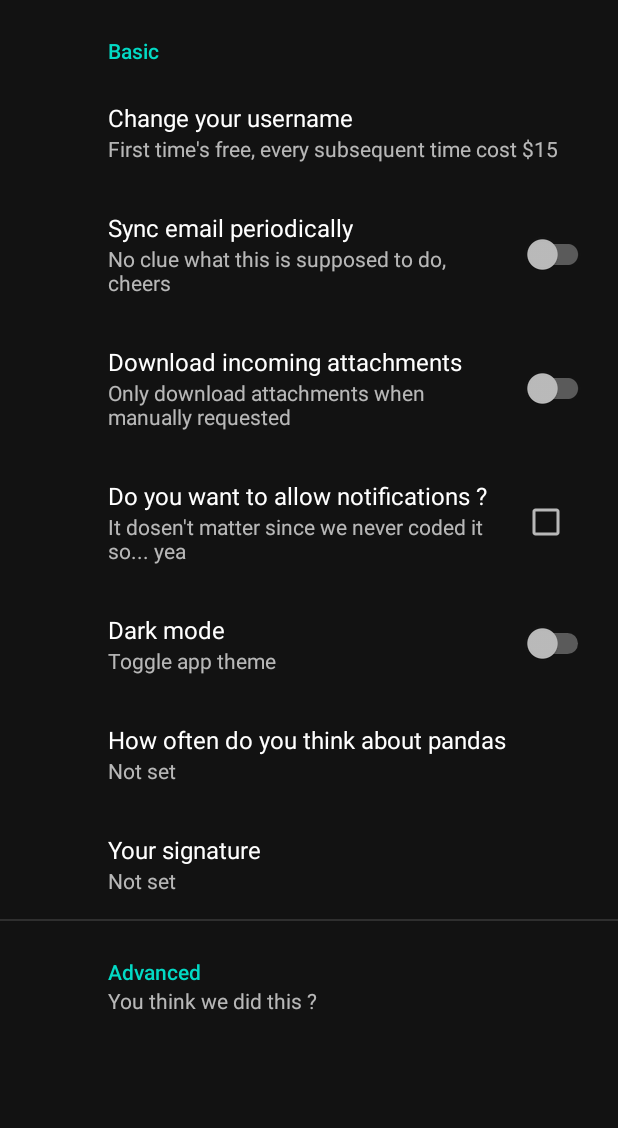
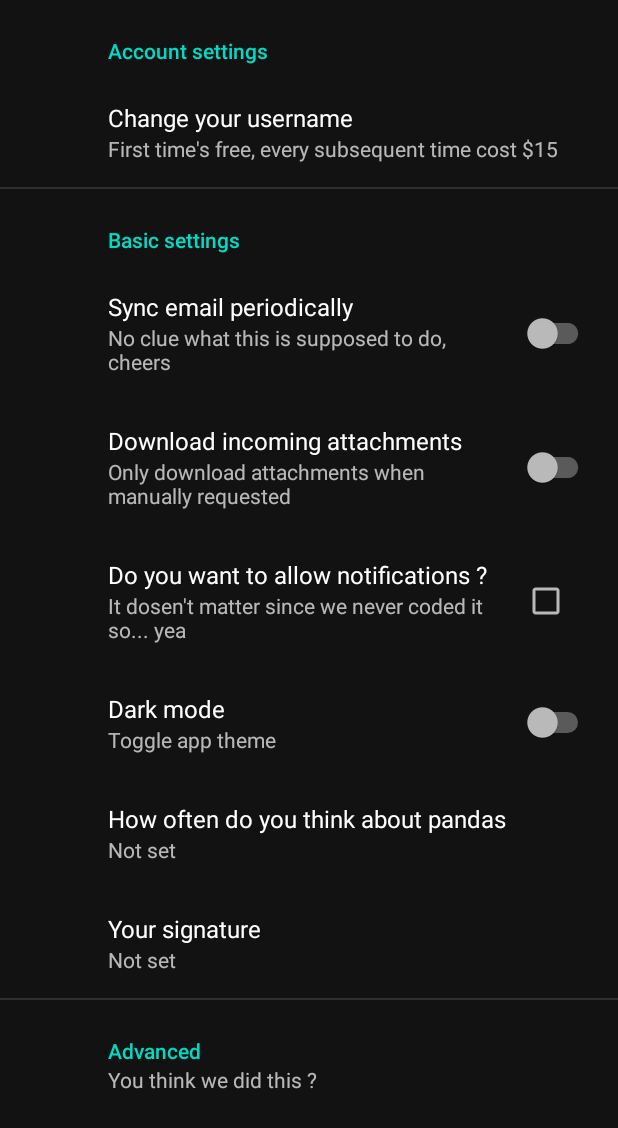
Before and after one commit to SeanEvanss/LiveAndroidApp, an Android app: the MainActivity screen opened directly, with no data from a screen before it, in the options menu, after a tap on "Settings", on a phone screen of 412 x 824 dp. Shown: the top 1128 px of the screen. Run offline under Robolectric (Android 15) with nearby library versions, the phone set to English and light mode, and no system bars; our stand-ins replace Firebase (no records; nobody signed in at launch, a user with empty details on screens opened directly), androidx.preference.

Commit message:
Updated settings fragment and added sharedPreference functionality

```diff
--- a/app/build.gradle
+++ b/app/build.gradle
@@ -30,10 +30,14 @@ android {
 apply plugin: 'com.android.application'
 apply plugin: 'com.google.gms.google-services'
 
+
 dependencies {
+    def fragment_version = "1.3.5"
+
 
     implementation 'androidx.legacy:legacy-support-v4:1.0.0'
-    def fragment_version = "1.3.5"
+
+    implementation "androidx.core:core:1.6.0"
 
     // Import the BoM for the Firebase platform
     implementation platform('com.google.firebase:firebase-bom:28.2.1')
--- a/app/src/main/java/com/example/tiktokliveapp/LoginActivity.java
+++ b/app/src/main/java/com/example/tiktokliveapp/LoginActivity.java
@@ -120,8 +120,11 @@ public class LoginActivity extends AppCompatActivity {
            public void onComplete(@NonNull Task<AuthResult> task) {
                if(task.isSuccessful()){
                    FirebaseUser user= mAuth.getCurrentUser();
+                   Log.i(TAG, "onComplete: login "+ user.getEmail());
+                   Log.i(TAG, "onComplete: login "+ user.getDisplayName());
                    //add new intent
-                   startActivity(new Intent(LoginActivity.this, MainActivity.class).putExtra("authUser",user));
+                   Intent mIntent= new Intent(LoginActivity.this, MainActivity.class);
+                   startActivity(mIntent);
                }
                else{
                    Toast.makeText(LoginActivity.this, "Incorrect email or password, please try again", Toast.LENGTH_LONG).show();
@@ -150,6 +153,7 @@ public class LoginActivity extends AppCompatActivity {
 
     @Override
     protected void onStop() {
+
         super.onStop();
     }
 
--- a/app/src/main/java/com/example/tiktokliveapp/MainActivity.java
+++ b/app/src/main/java/com/example/tiktokliveapp/MainActivity.java
@@ -26,41 +26,42 @@ import com.google.firebase.auth.FirebaseUser;
 
 public class MainActivity extends AppCompatActivity {
 
+
+    //Remeber that we can call FirebaseAuth anywhere because it's a singleton class (i.e there can only be one instance shared throughout the entire application)
+
     private static final String TAG = "debug";
     Boolean nightMode;
     private FirebaseUser currentUser;
-    SharedPreferences sharedPreferences;
-    SharedPreferences.Editor sharedPrefEditor;
+
+    //Might wanna consider not having 2 sharedPrefences and just using the default since we have a settings fragment and handles that
+    SharedPreferences userSharedPreferences;
+    SharedPreferences.Editor userSharedPrefEditor;
+
+    SharedPreferences defaultSharedPreferences;
 
     @Override
     protected void onCreate(Bundle savedInstanceState) {
         super.onCreate(savedInstanceState);
         setContentView(R.layout.activity_main);
 
-        sharedPreferences = getSharedPreferences("Settings", Context.MODE_PRIVATE);
-        sharedPrefEditor= sharedPreferences.edit();
+        userSharedPreferences = getSharedPreferences("Settings", Context.MODE_PRIVATE);
+        userSharedPrefEditor= userSharedPreferences.edit();
 
         Toolbar myToolBar= (androidx.appcompat.widget.Toolbar)findViewById(R.id.my_toolbar);
         setSupportActionBar(myToolBar);
         getSupportActionBar().setDisplayShowTitleEnabled(false);
 
+        //We can place this in a function
+        defaultSharedPreferences= PreferenceManager.getDefaultSharedPreferences(this);
         TextView welcome_text =findViewById(R.id.welcome_user);
-        welcome_text.setText("Welcome "+ getString(R.string.user_name));
-        /*
-        if(savedInstanceState== null){
-            Bundle extra= getIntent().getExtras();
-            if(extra==null){
-                currentUser=null;
-                Log.d(TAG, "onCreate: auth not recieved, major issue");
-            }
-            else{
-                currentUser= (FirebaseUser) extra.getSerializable("authUser");
-            }
-        }
-        else {
-            currentUser= (FirebaseUser) savedInstanceState.getSerializable("authUser");
-        }
-        */
+        welcome_text.setText("Welcome "+ defaultSharedPreferences.getString("editUserName","user"));
+
+
+
+        currentUser= FirebaseAuth.getInstance().getCurrentUser();
+        Log.i(TAG, "onCreate: MainActivity "+ currentUser.getEmail());
+
+
 
         Button go_live= findViewById(R.id.start_live);
         go_live.setOnClickListener(new View.OnClickListener() {
@@ -80,6 +81,18 @@ public class MainActivity extends AppCompatActivity {
     }
 
     @Override
+    protected void onResume() {
+        super.onResume();
+
+        defaultSharedPreferences= PreferenceManager.getDefaultSharedPreferences(this);
+        TextView welcome_text =findViewById(R.id.welcome_user);
+        welcome_text.setText("Welcome "+ defaultSharedPreferences.getString("editUserName","user"));
+
+    }
+
+    //The next 2 functions are for the menu bar ( the 3 dots near the top)
+
+    @Override
     public boolean onCreateOptionsMenu(Menu menu) {
         getMenuInflater().inflate(R.menu.menu, menu);
         return super.onCreateOptionsMenu(menu);
@@ -94,6 +107,8 @@ public class MainActivity extends AppCompatActivity {
         return super.onOptionsItemSelected(item);
     }
 
+    //we override the default backbutton functionality by having an alerDialog prompt the user to confirm if they wish to log out.
+    //We also called the FirebaseAuth signout function.
     @Override
     public void onBackPressed() {
         new AlertDialog.Builder(this)
@@ -104,9 +119,9 @@ public class MainActivity extends AppCompatActivity {
                     @Override
                     public void onClick(DialogInterface dialogInterface, int i) {
                         //Reset the saved username and password since they're signing out
-                        sharedPrefEditor.putString("saved_username", "");
-                        sharedPrefEditor.putString("saved_password", "");
-                        sharedPrefEditor.apply();
+                        userSharedPrefEditor.putString("saved_username", "");
+                        userSharedPrefEditor.putString("saved_password", "");
+                        userSharedPrefEditor.apply();
 
                         FirebaseAuth.getInstance().signOut();
                         MainActivity.super.onBackPressed();
--- a/app/src/main/java/com/example/tiktokliveapp/SettingsFragment.java
+++ b/app/src/main/java/com/example/tiktokliveapp/SettingsFragment.java
@@ -8,15 +8,20 @@ import androidx.appcompat.app.AppCompatDelegate;
 import androidx.preference.PreferenceFragmentCompat;
 import androidx.preference.PreferenceManager;
 
+import com.google.firebase.auth.FirebaseAuth;
+import com.google.firebase.auth.FirebaseUser;
+
 public class SettingsFragment extends PreferenceFragmentCompat {
 
     private static String TAG= "debug";
     private SharedPreferences prefs;
+    private FirebaseUser currentUser;
 
     SharedPreferences.OnSharedPreferenceChangeListener listener = new SharedPreferences.OnSharedPreferenceChangeListener() {
         @Override
         public void onSharedPreferenceChanged(SharedPreferences sharedPreferences, String key) {
             Log.i(TAG, "onSharedPreferenceChanged: there was a pref change");
+
             if(key.equals("dark_mode")){
                 Boolean darkMode= sharedPreferences.getBoolean("dark_mode", true);
                     Log.i(TAG, "onSharedPreferenceChanged: day night changed");
@@ -31,6 +36,8 @@ public class SettingsFragment extends PreferenceFragmentCompat {
     public void onCreatePreferences(Bundle savedInstanceState, String rootKey) {
         setPreferencesFromResource(R.xml.root_preferences, rootKey);
         Log.i(TAG, "onCreatePreferences: OnCreate Called");
+
+        //This part needs some cleaning up
         if(prefs!=null){
             prefs.registerOnSharedPreferenceChangeListener(listener);
         }
@@ -49,13 +56,6 @@ public class SettingsFragment extends PreferenceFragmentCompat {
         prefs.unregisterOnSharedPreferenceChangeListener(listener);
     }
 
-    /*
-    @Override
-    public void onResume() {
-        super.onResume();
-        prefs.registerOnSharedPreferenceChangeListener(listener);
-    }
-    */
 
     @Override
     public void onDestroy() {
--- a/app/src/main/res/xml/root_preferences.xml
+++ b/app/src/main/res/xml/root_preferences.xml
@@ -1,11 +1,14 @@
 <PreferenceScreen xmlns:app="http://schemas.android.com/apk/res-auto">
 
-    <PreferenceCategory app:title="Basic">
+    <PreferenceCategory app:title="Account settings">
 
         <EditTextPreference
             app:key="editUserName"
             app:title="Change your username"
             app:summary="First time's free, every subsequent time cost $15"/>
+
+    </PreferenceCategory>
+    <PreferenceCategory app:title="Basic settings">
 
         <SwitchPreferenceCompat
             app:key="sync"
```
